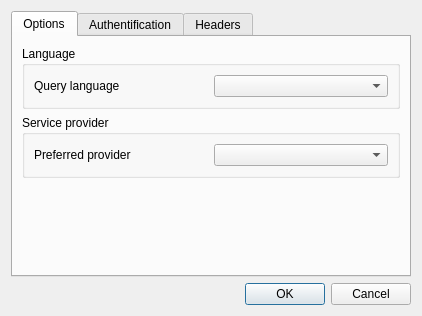
Above: ui_settings.ui from edigonzales-archiv/qgis_geoadminsearch before the change. Below: the same form after it.
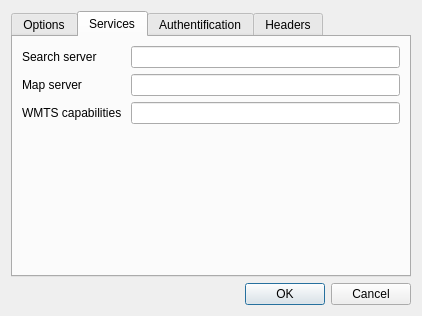
That is the form after the change. The open tabs and pages were chosen to show the change.

Patch:
```diff
--- a/ui_settings.ui
+++ b/ui_settings.ui
@@ -95,6 +95,60 @@
        </item>
       </layout>
      </widget>
+     <widget class="QWidget" name="tabServices">
+      <attribute name="title">
+       <string>Services</string>
+      </attribute>
+      <layout class="QGridLayout" name="gridLayout_9">
+       <item row="0" column="0">
+        <layout class="QGridLayout" name="gridLayout_8">
+         <item row="0" column="0">
+          <widget class="QLabel" name="label_5">
+           <property name="text">
+            <string>Search server</string>
+           </property>
+          </widget>
+         </item>
+         <item row="2" column="1">
+          <widget class="QLineEdit" name="lineEditWmts"/>
+         </item>
+         <item row="2" column="0">
+          <widget class="QLabel" name="label_7">
+           <property name="text">
+            <string>WMTS capabilities </string>
+           </property>
+          </widget>
+         </item>
+         <item row="0" column="1">
+          <widget class="QLineEdit" name="lineEditSearchServer"/>
+         </item>
+         <item row="1" column="0">
+          <widget class="QLabel" name="label_6">
+           <property name="text">
+            <string>Map server</string>
+           </property>
+          </widget>
+         </item>
+         <item row="1" column="1">
+          <widget class="QLineEdit" name="lineEditMapServer"/>
+         </item>
+        </layout>
+       </item>
+       <item row="1" column="0">
+        <spacer name="verticalSpacer_4">
+         <property name="orientation">
+          <enum>Qt::Vertical</enum>
+         </property>
+         <property name="sizeHint" stdset="0">
+          <size>
+           <width>20</width>
+           <height>40</height>
+          </size>
+         </property>
+        </spacer>
+       </item>
+      </layout>
+     </widget>
      <widget class="QWidget" name="tabAuthentification">
       <attribute name="title">
        <string>Authentification</string>
```
